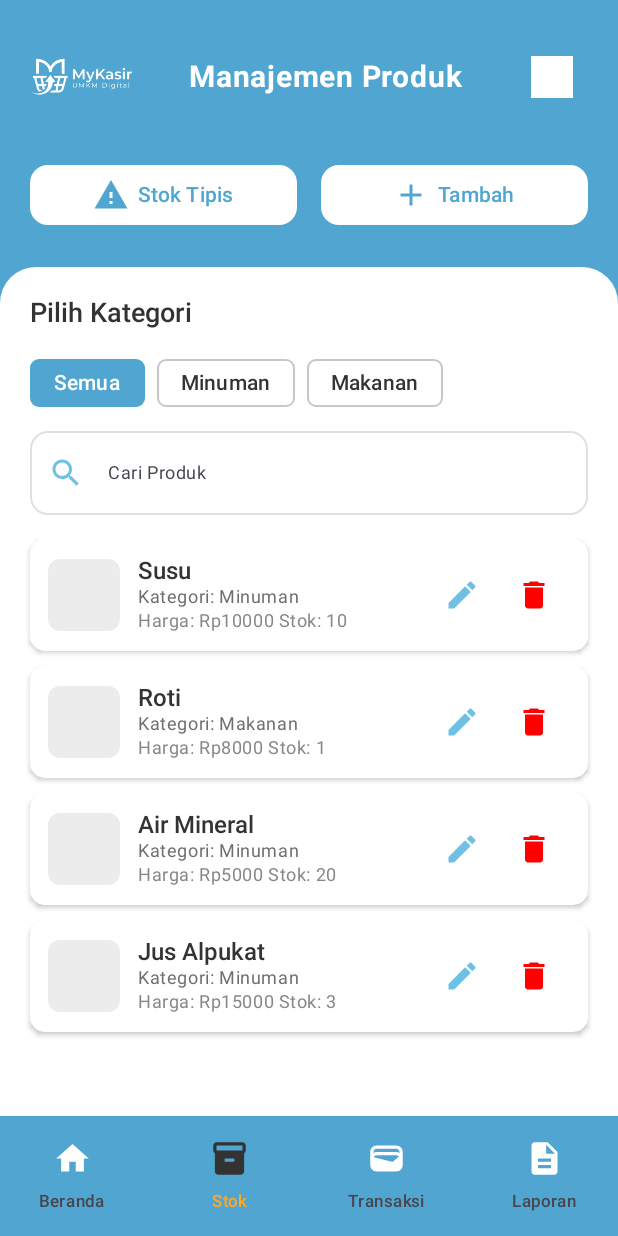
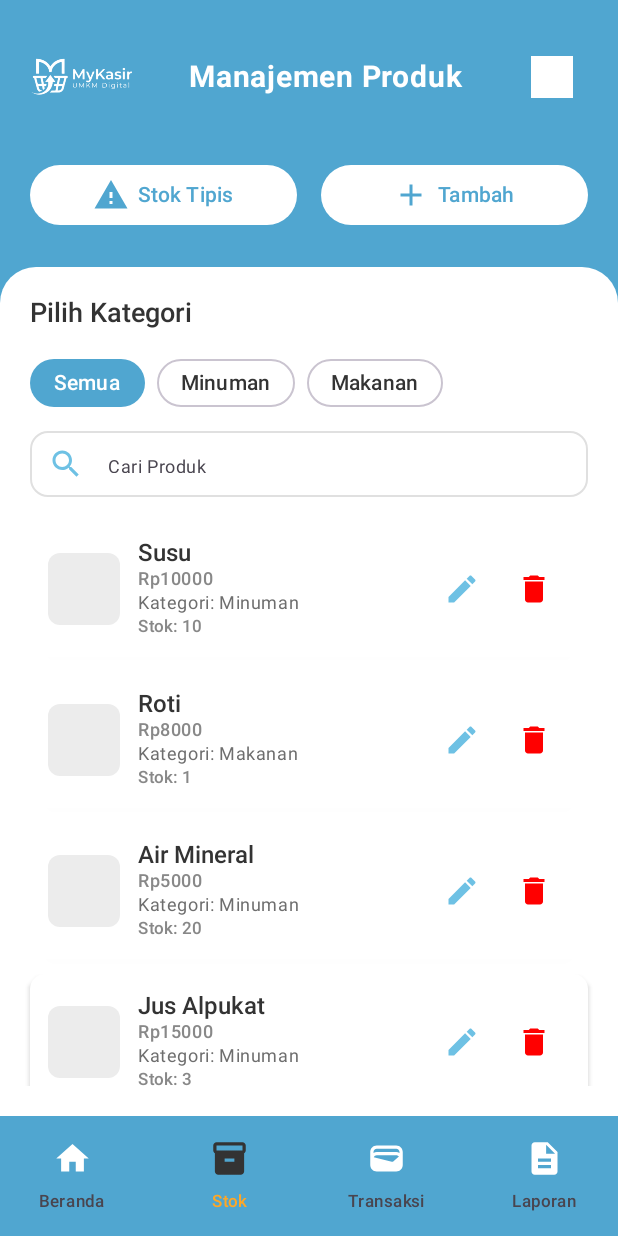
Before and after one commit to Shiddiqi21/MyKasir, an Android app built with Jetpack Compose: the MainAppHost screen opened through its navigation route, item 2 of the bottom bar chosen, on a phone screen of 412 x 824 dp. Run offline under Robolectric (Android 15) with nearby library versions, the phone set to English and light mode, and no system bars; pictures from the network do not load.

Commit message:
tampilan manajemen produk

```diff
--- a/app/src/main/java/com/example/mykasir/feature_manajemen_produk/component/ProductCard.kt
+++ b/app/src/main/java/com/example/mykasir/feature_manajemen_produk/component/ProductCard.kt
@@ -71,16 +71,22 @@ fun ProductCard(
                         color = Color(0xFF333333)
                     )
 
+                   Text(
+                        text = "Rp${product.price}",
+                        color = Color.Gray,
+                        style = MaterialTheme.typography.bodySmall,
+                        fontWeight = FontWeight.SemiBold
+                    )
+
                     Text(
                         text = "Kategori: ${product.category}",
                         color = Color(0xFF6E6E6E),
                         style = MaterialTheme.typography.bodySmall
                     )
-
                     Text(
-                        text = "Harga: Rp${product.price} Stok: ${product.stock}",
+                        text = "Stok: ${product.stock}",
                         color = Color.Gray,
-                        style = MaterialTheme.typography.bodySmall
+                        style = MaterialTheme.typography.labelSmall
                     )
                 }
             }
--- a/app/src/main/java/com/example/mykasir/feature_manajemen_produk/screen/ManajemenProdukScreen.kt
+++ b/app/src/main/java/com/example/mykasir/feature_manajemen_produk/screen/ManajemenProdukScreen.kt
@@ -99,7 +99,7 @@ fun ManajemenProdukScreen(navController: NavController, viewModel: ProductViewMo
                     colors = ButtonDefaults.buttonColors(
                         containerColor = MaterialTheme.colorScheme.surface
                     ),
-                    shape = RoundedCornerShape(12.dp),
+                    shape = RoundedCornerShape(50.dp),
                     modifier = Modifier.weight(1f)
                 ) {
                     Icon(
@@ -120,7 +120,7 @@ fun ManajemenProdukScreen(navController: NavController, viewModel: ProductViewMo
                     colors = ButtonDefaults.buttonColors(
                         containerColor = MaterialTheme.colorScheme.surface
                     ),
-                    shape = RoundedCornerShape(12.dp),
+                    shape = RoundedCornerShape(50.dp),
                     modifier = Modifier.weight(1f)
                 ) {
                     Icon(
@@ -174,6 +174,7 @@ fun ManajemenProdukScreen(navController: NavController, viewModel: ProductViewMo
                             FilterChip(
                                 selected = true,
                                 onClick = { selectedCategory = null },
+                                shape = RoundedCornerShape(50.dp),
                                 label = { Text("Semua") },
                                 colors = FilterChipDefaults.filterChipColors(
                                     selectedContainerColor = MaterialTheme.colorScheme.primary,
@@ -188,6 +189,7 @@ fun ManajemenProdukScreen(navController: NavController, viewModel: ProductViewMo
                             FilterChip(
                                 selected = false,
                                 onClick = { selectedCategory = category },
+                                shape = RoundedCornerShape(50.dp),
                                 label = { Text(category) },
                                 colors = FilterChipDefaults.filterChipColors(
                                     selectedContainerColor = MaterialTheme.colorScheme.primary,
@@ -205,7 +207,9 @@ fun ManajemenProdukScreen(navController: NavController, viewModel: ProductViewMo
                     ProductSearchBar(
                         query = query,
                         onQueryChange = { query = it },
-                        modifier = Modifier.fillMaxWidth()
+                        modifier = Modifier
+                            .fillMaxWidth()
+                            .heightIn(max = 44.dp)
                     )
 
                     Spacer(modifier = Modifier.height(16.dp))
@@ -246,6 +250,7 @@ fun ManajemenProdukScreen(navController: NavController, viewModel: ProductViewMo
                                     selectedCategory = null
                                     query = ""
                                 },
+                                shape = RoundedCornerShape(50.dp),
                                 label = { Text("Semua") },
                                 colors = FilterChipDefaults.filterChipColors(
                                     selectedContainerColor = MaterialTheme.colorScheme.primary,
@@ -262,6 +267,7 @@ fun ManajemenProdukScreen(navController: NavController, viewModel: ProductViewMo
                                     selectedCategory = if (selectedCategory == category) null else category
                                     if (selectedCategory == null) query = ""
                                 },
+                                shape = RoundedCornerShape(50.dp),
                                 label = { Text(category) },
                                 colors = FilterChipDefaults.filterChipColors(
                                     selectedContainerColor = MaterialTheme.colorScheme.primary,
@@ -279,7 +285,9 @@ fun ManajemenProdukScreen(navController: NavController, viewModel: ProductViewMo
                     ProductSearchBar(
                         query = query,
                         onQueryChange = { query = it },
-                        modifier = Modifier.padding(horizontal = 20.dp)
+                        modifier = Modifier
+                            .padding(horizontal = 20.dp)
+                            .heightIn(max = 44.dp)
                     )
 
                     Spacer(modifier = Modifier.height(16.dp))
```
Also changed, not shown: app/src/main/java/com/example/mykasir/core_ui/HeaderBackground.kt (added).
